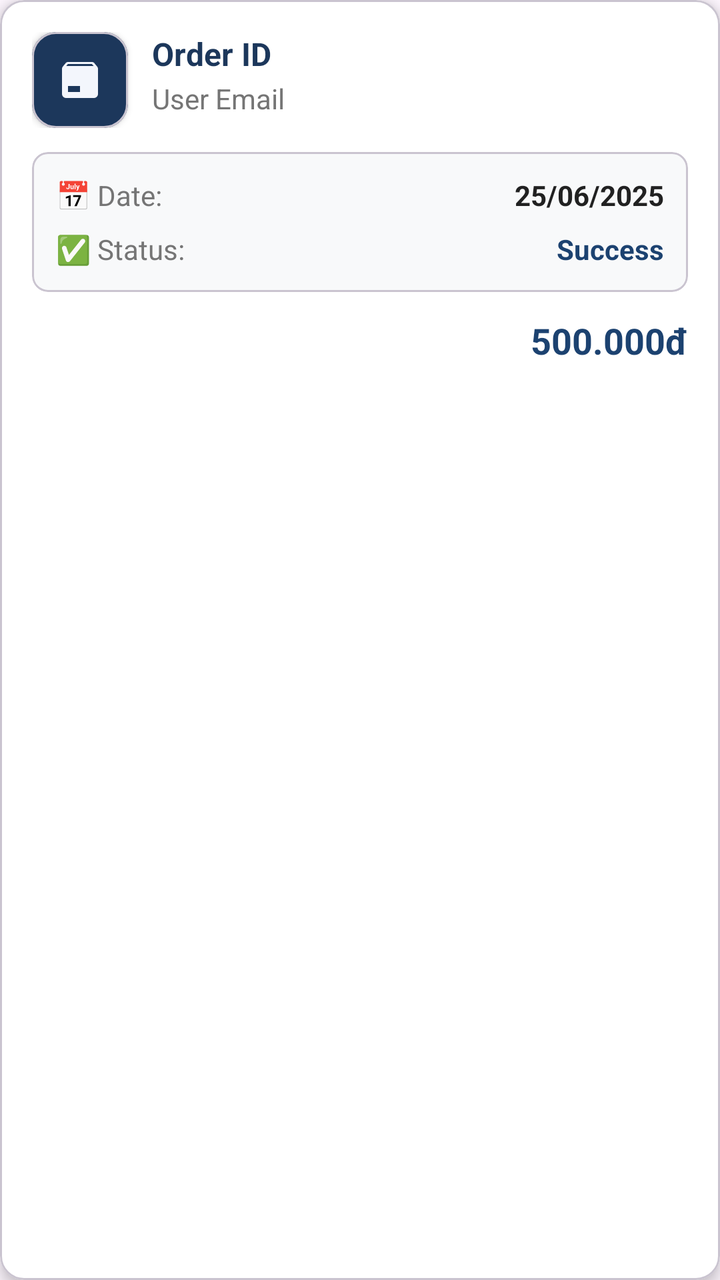
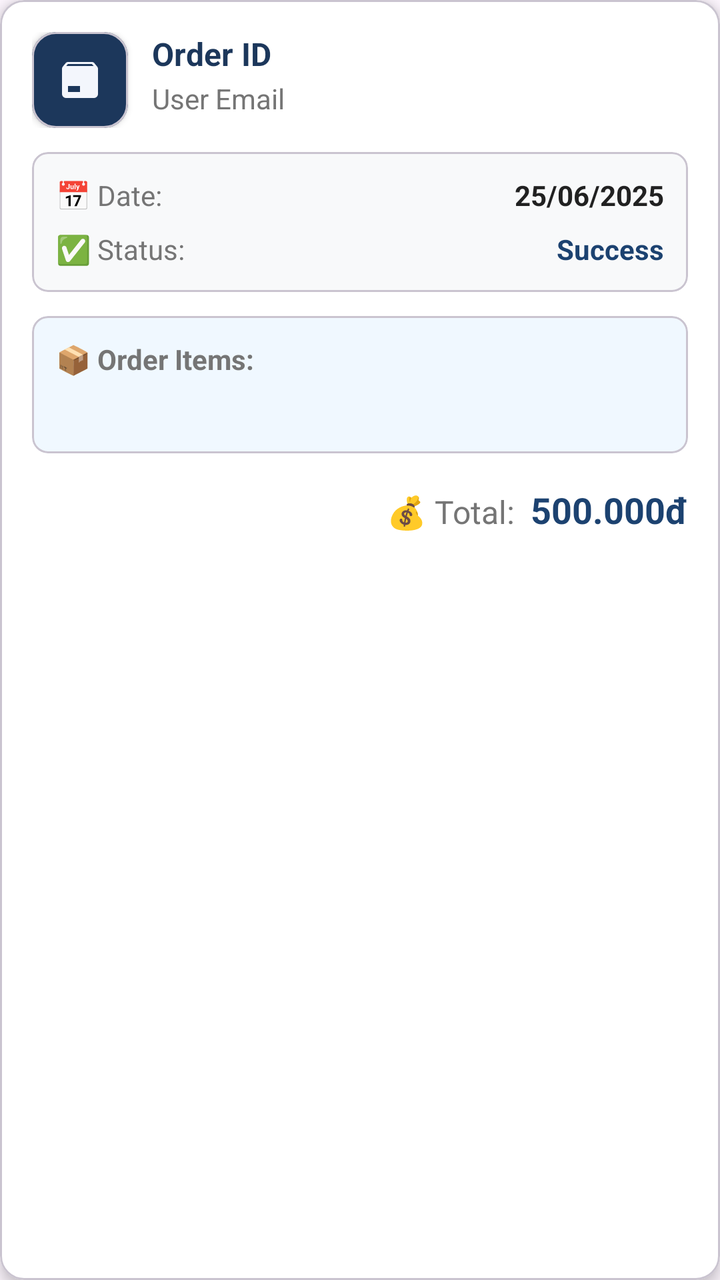

Screens rendered from an Android XML layout before and after an edit, with the pre-edit source and the edit as a unified diff.
<!-- AndroidManifest.xml: application theme Theme.LabBooking -->
<!-- res/layout/item_order.xml -->
<?xml version="1.0" encoding="utf-8"?>
<com.google.android.material.card.MaterialCardView
    xmlns:android="http://schemas.android.com/apk/res/android"
    xmlns:app="http://schemas.android.com/apk/res-auto"
    android:layout_width="match_parent"
    android:layout_height="wrap_content"
    android:layout_margin="8dp"
    android:layout_marginStart="16dp"
    android:layout_marginEnd="16dp"
    app:cardCornerRadius="12dp"
    app:cardElevation="4dp"
    app:cardBackgroundColor="@android:color/white">

    <LinearLayout
        android:layout_width="match_parent"
        android:layout_height="wrap_content"
        android:orientation="vertical"
        android:padding="16dp">

        
        <LinearLayout
            android:layout_width="match_parent"
            android:layout_height="wrap_content"
            android:orientation="horizontal"
            android:layout_marginBottom="12dp">

            
            <com.google.android.material.card.MaterialCardView
                android:layout_width="48dp"
                android:layout_height="48dp"
                app:cardCornerRadius="12dp"
                app:cardBackgroundColor="@color/main_900"
                app:cardElevation="2dp">

                <ImageView
                    android:layout_width="24dp"
                    android:layout_height="24dp"
                    android:layout_gravity="center"
                    android:src="@drawable/ic_package"
                    app:tint="@color/main_50" />

            </com.google.android.material.card.MaterialCardView>

            
            <LinearLayout
                android:layout_width="0dp"
                android:layout_height="wrap_content"
                android:layout_weight="1"
                android:orientation="vertical"
                android:layout_marginStart="12dp"
                android:layout_marginEnd="8dp">

                <TextView
                    android:id="@+id/tvUserName"
                    android:layout_width="wrap_content"
                    android:layout_height="wrap_content"
                    android:text="Order ID"
                    android:textStyle="bold"
                    android:textSize="16sp"
                    android:textColor="@color/main_900"
                    android:layout_marginBottom="2dp"/>

                <TextView
                    android:id="@+id/tvOrderMail"
                    android:layout_width="wrap_content"
                    android:layout_height="wrap_content"
                    android:text="User Email"
                    android:textSize="14sp"
                    android:textColor="#757575" />

            </LinearLayout>

        </LinearLayout>

        
        <com.google.android.material.card.MaterialCardView
            android:layout_width="match_parent"
            android:layout_height="wrap_content"
            android:layout_marginBottom="12dp"
            app:cardCornerRadius="8dp"
            app:cardBackgroundColor="#F8F9FA"
            app:cardElevation="0dp">

            <LinearLayout
                android:layout_width="match_parent"
                android:layout_height="wrap_content"
                android:orientation="vertical"
                android:padding="12dp">

                
                <LinearLayout
                    android:layout_width="match_parent"
                    android:layout_height="wrap_content"
                    android:orientation="horizontal"
                    android:layout_marginBottom="8dp">

                    <TextView
                        android:layout_width="0dp"
                        android:layout_height="wrap_content"
                        android:layout_weight="1"
                        android:text="📅 Date:"
                        android:textSize="14sp"
                        android:textColor="#757575" />

                    <TextView
                        android:id="@+id/tvOrderDate"
                        android:layout_width="wrap_content"
                        android:layout_height="wrap_content"
                        android:text="25/06/2025"
                        android:textSize="14sp"
                        android:textColor="#212121"
                        android:textStyle="bold" />

                </LinearLayout>

                
                <LinearLayout
                    android:layout_width="match_parent"
                    android:layout_height="wrap_content"
                    android:orientation="horizontal">

                    <TextView
                        android:layout_width="0dp"
                        android:layout_height="wrap_content"
                        android:layout_weight="1"
                        android:text="✅ Status:"
                        android:textSize="14sp"
                        android:textColor="#757575" />

                    <TextView
                        android:id="@+id/tvOrderStatus"
                        android:layout_width="wrap_content"
                        android:layout_height="wrap_content"
                        android:text="Success"
                        android:textSize="14sp"
                        android:textColor="@color/main_800"
                        android:textStyle="bold" />

                </LinearLayout>

            </LinearLayout>

        </com.google.android.material.card.MaterialCardView>

        
        <LinearLayout
            android:layout_width="match_parent"
            android:layout_height="wrap_content"
            android:orientation="horizontal"
            android:gravity="end">

            <TextView
                android:id="@+id/tvOrderPrice"
                android:layout_width="wrap_content"
                android:layout_height="wrap_content"
                android:text="500.000đ"
                android:textSize="18sp"
                android:textStyle="bold"
                android:textColor="@color/main_800" />

        </LinearLayout>

    </LinearLayout>

</com.google.android.material.card.MaterialCardView>
<!-- resources referenced by this layout -->
<resources>
  <color name="main_50">#f3f6fc</color>
  <color name="main_800">#1c4270</color>
  <color name="main_900">#1c375b</color>
  <!-- drawable ic_package (drawable) -->
  <vector xmlns:android="http://schemas.android.com/apk/res/android" android:height="24dp" android:width="24dp" android:viewportWidth="24" android:viewportHeight="24"><path android:fillColor="#000000" android:pathData="M5.12,5H18.87L17.93,4H5.93L5.12,5M20.54,5.23C20.83,5.57 21,6 21,6.5V19A2,2 0 0,1 19,21H5A2,2 0 0,1 3,19V6.5C3,6 3.17,5.57 3.46,5.23L4.84,3.55C5.12,3.21 5.53,3 6,3H18C18.47,3 18.88,3.21 19.15,3.55L20.54,5.23M6,18H12V15H6V18Z" /></vector>
  <style name="Theme.LabBooking" parent="Base.Theme.LabBooking" />
  <style name="Base.Theme.LabBooking" parent="Theme.Material3.DayNight.NoActionBar">
          
          <item name="colorPrimary">@color/main_900</item>
          <item name="android:statusBarColor">@color/main_900</item>
      </style>
</resources>

<!-- the commit's change to res/layout/item_order.xml (unified diff, before → after) -->
@@ -143,11 +143,58 @@
         </com.google.android.material.card.MaterialCardView>
 
         
+        <com.google.android.material.card.MaterialCardView
+            android:layout_width="match_parent"
+            android:layout_height="wrap_content"
+            android:layout_marginBottom="12dp"
+            app:cardCornerRadius="8dp"
+            app:cardBackgroundColor="#F0F8FF"
+            app:cardElevation="0dp">
+
+            <LinearLayout
+                android:layout_width="match_parent"
+                android:layout_height="wrap_content"
+                android:orientation="vertical"
+                android:padding="12dp">
+
+                <TextView
+                    android:layout_width="match_parent"
+                    android:layout_height="wrap_content"
+                    android:text="📦 Order Items:"
+                    android:textSize="14sp"
+                    android:textColor="#757575"
+                    android:textStyle="bold"
+                    android:layout_marginBottom="8dp" />
+
+                <TextView
+                    android:id="@+id/tvOrderItems"
+                    android:layout_width="match_parent"
+                    android:layout_height="wrap_content"
+                    android:text=""
+                    android:textSize="13sp"
+                    android:textColor="#212121"
+                    android:lineSpacingExtra="2dp"
+                    android:layout_marginStart="8dp" />
+
+            </LinearLayout>
+
+        </com.google.android.material.card.MaterialCardView>
+
+        
         <LinearLayout
             android:layout_width="match_parent"
             android:layout_height="wrap_content"
             android:orientation="horizontal"
-            android:gravity="end">
+            android:gravity="end"
+            android:layout_marginTop="4dp">
+
+            <TextView
+                android:layout_width="wrap_content"
+                android:layout_height="wrap_content"
+                android:text="💰 Total: "
+                android:textSize="16sp"
+                android:textColor="#757575"
+                android:layout_marginEnd="4dp" />
 
             <TextView
                 android:id="@+id/tvOrderPrice"
